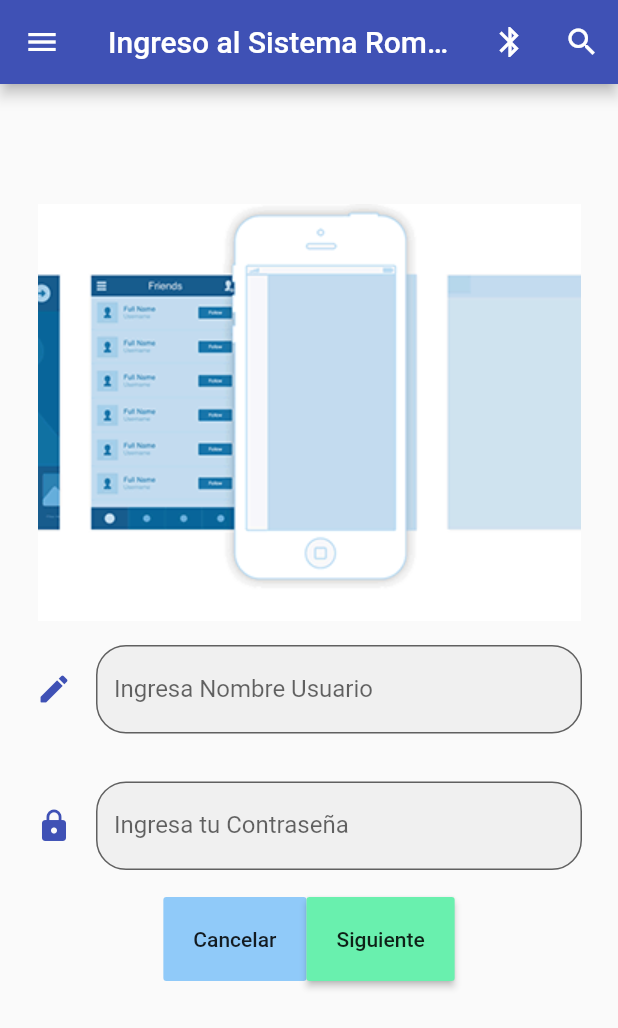
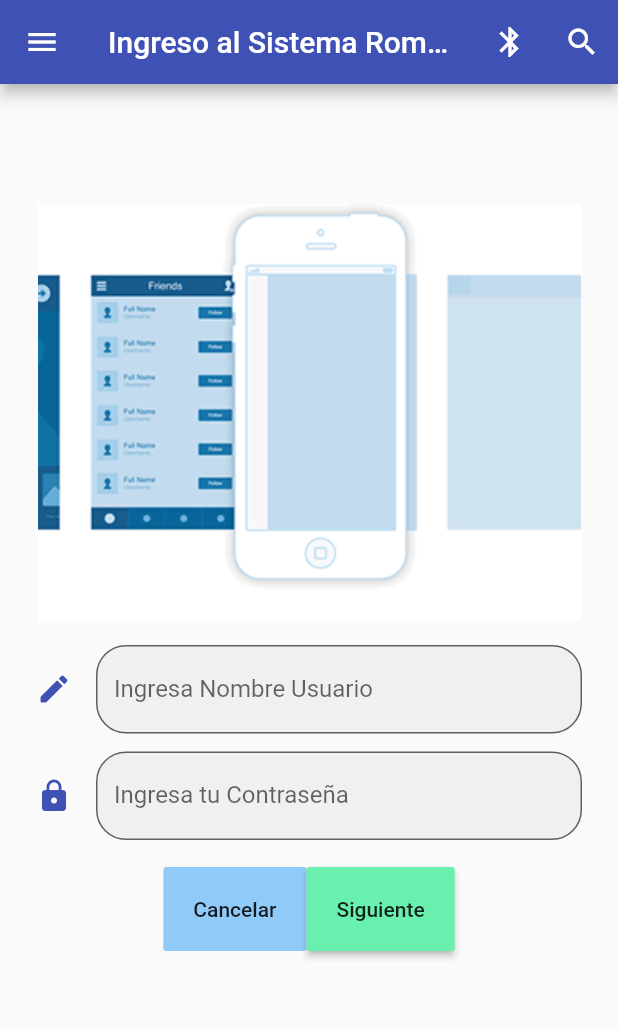
Before and after one commit to Danaromero/Login_Simple, a Flutter app: the screen it shows after launch, on a phone screen of 412 x 824 dp. Shown: the top 1028 px of the screen. Run offline on Flutter 3.47's test engine with Material 2 defaults, Android fonts, the phone set to English and light mode, and no system bars.

```diff
--- a/lib/main.dart
+++ b/lib/main.dart
@@ -95,7 +95,7 @@ class _IngresoSistemaState extends State<IngresoSistema> {
                     ),
                   ), //Fin Text Field
                   new Padding(
-              padding: const EdgeInsets.symmetric(vertical: 10.0),
+              padding: const EdgeInsets.symmetric(horizontal: 10.0),
             ),
                   SizedBox(height: 12.0),
                   TextField(
```
Also changed, not shown: 1 other file.
